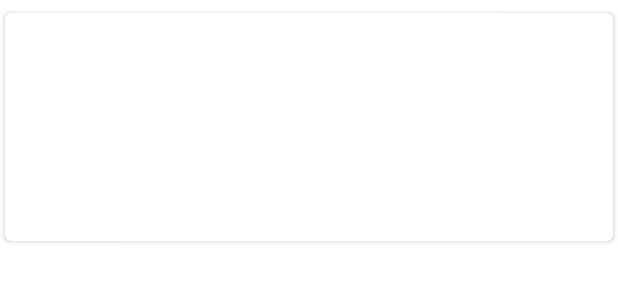
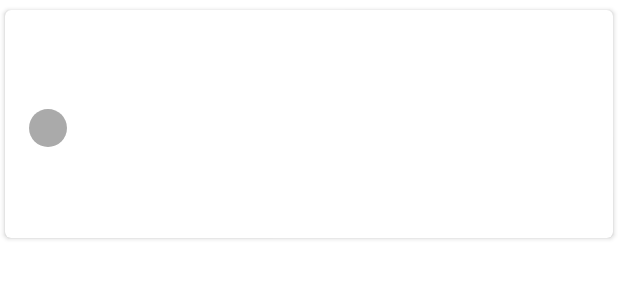
Before and after one commit to CS5520Feinberg/final-project-v2-group-10, an Android app: the layout card_post_in_list_layout.xml on its own in the app's theme, with its tools: preview values and no code run, on a phone screen of 412 x 824 dp. Shown: the top 300 px of the screen. Run offline under Robolectric (Android 15) with nearby library versions, the phone set to English and light mode, and no system bars.

Commit message:
modify list card layout

```diff
--- a/app/src/main/java/edu/northeastern/numad23su_team_v2_group_10_final_project/model/Post.java
+++ b/app/src/main/java/edu/northeastern/numad23su_team_v2_group_10_final_project/model/Post.java
@@ -1,5 +1,6 @@
 package edu.northeastern.numad23su_team_v2_group_10_final_project.model;
 
+import com.google.firebase.Timestamp;
 import com.google.firebase.database.IgnoreExtraProperties;
 import com.google.firebase.database.ServerValue;
 
@@ -18,7 +19,7 @@ public class Post {
     public String text;
     public Double price;
     public Map<String, Long> replies = new HashMap<>();
-    public Long timeStamp;
+    public Timestamp timestamp;
     public Boolean isActive;
     public String postId;
     public Long imgCnt;
--- a/app/src/main/res/drawable/ic_avatar_40dp.xml
+++ b/app/src/main/res/drawable/ic_avatar_40dp.xml
@@ -1,6 +1,6 @@
 <vector xmlns:android="http://schemas.android.com/apk/res/android"
-    android:width="40dp"
-    android:height="40dp"
+    android:width="30dp"
+    android:height="30dp"
     android:viewportWidth="40.0"
     android:viewportHeight="40.0">
     <path
--- /dev/null
+++ b/app/src/main/res/drawable/ic_grey_person_24.xml
@@ -0,0 +1,5 @@
+<vector android:height="24dp" android:tint="#949494"
+    android:viewportHeight="24" android:viewportWidth="24"
+    android:width="24dp" xmlns:android="http://schemas.android.com/apk/res/android">
+    <path android:fillColor="@android:color/white" android:pathData="M12,12c2.21,0 4,-1.79 4,-4s-1.79,-4 -4,-4 -4,1.79 -4,4 1.79,4 4,4zM12,14c-2.67,0 -8,1.34 -8,4v2h16v-2c0,-2.66 -5.33,-4 -8,-4z"/>
+</vector>
--- a/app/src/main/res/layout/card_post_in_list_layout.xml
+++ b/app/src/main/res/layout/card_post_in_list_layout.xml
@@ -1,15 +1,15 @@
 <?xml version="1.0" encoding="utf-8"?>
 <androidx.cardview.widget.CardView xmlns:android="http://schemas.android.com/apk/res/android"
+    xmlns:tools="http://schemas.android.com/tools"
     android:layout_width="match_parent"
     android:layout_height="wrap_content"
     xmlns:app="http://schemas.android.com/apk/res-auto"
     android:elevation="4dp"
     app:cardCornerRadius="4dp"
-    android:layout_marginVertical="4dp"
+    android:layout_marginVertical="2dp"
     app:cardUseCompatPadding="true">
 
     <androidx.constraintlayout.widget.ConstraintLayout
-        xmlns:app="http://schemas.android.com/apk/res-auto"
         android:layout_width="match_parent"
         android:layout_height="wrap_content"
         android:paddingBottom="16dp">
@@ -18,26 +18,51 @@
             android:id="@+id/title_text"
             android:layout_width="0dp"
             android:layout_height="wrap_content"
-            android:layout_marginTop="24dp"
             android:layout_marginStart="16dp"
+            android:layout_marginTop="16dp"
             android:layout_marginEnd="16dp"
             android:textAppearance="@style/TextAppearance.AppCompat.Headline"
             android:textColor="#DE000000"
-            app:layout_constraintTop_toTopOf="parent"
+            app:layout_constraintEnd_toStartOf="@+id/post_image"
             app:layout_constraintStart_toStartOf="parent"
-            app:layout_constraintEnd_toStartOf="@+id/post_image" />
+            app:layout_constraintTop_toTopOf="parent" />
+
+        <ImageView
+            android:id="@+id/avatar_image"
+            android:layout_width="25dp"
+            android:layout_height="25dp"
+            android:layout_marginStart="16dp"
+            android:layout_marginTop="0dp"
+            android:padding="0dp"
+            android:scaleType="centerCrop"
+            app:layout_constraintBottom_toTopOf="@+id/content_text"
+            app:layout_constraintStart_toStartOf="parent"
+            app:layout_constraintTop_toBottomOf="@id/title_text"
+            app:srcCompat="@drawable/ic_avatar_40dp" />
 
         <TextView
-            android:id="@+id/user_id_text"
+            android:id="@+id/user_name_text"
+            android:layout_width="0dp"
+            android:layout_height="wrap_content"
+            android:layout_marginStart="12dp"
+            android:layout_marginTop="0dp"
+            android:layout_marginEnd="12dp"
+            android:textAppearance="@style/TextAppearance.AppCompat.Body2"
+            android:textColor="#DE000000"
+            app:layout_constraintStart_toEndOf="@+id/avatar_image"
+            app:layout_constraintTop_toTopOf="@+id/avatar_image" />
+
+        <TextView
+            android:id="@+id/date_text"
             android:layout_width="0dp"
             android:layout_height="wrap_content"
             android:layout_marginStart="16dp"
-            android:layout_marginEnd="16dp"
-            android:textAppearance="@style/TextAppearance.AppCompat.Body1"
+            android:layout_marginTop="4dp"
+            android:layout_marginEnd="12dp"
+            android:textAppearance="@style/TextAppearance.AppCompat.Body2"
             android:textColor="#8A000000"
-            app:layout_constraintTop_toBottomOf="@+id/title_text"
             app:layout_constraintStart_toStartOf="parent"
-            app:layout_constraintEnd_toStartOf="@+id/post_image" />
+            app:layout_constraintTop_toBottomOf="@+id/user_name_text" />
 
         <TextView
             android:id="@+id/content_text"
@@ -47,9 +72,9 @@
             android:layout_marginEnd="16dp"
             android:textAppearance="@style/TextAppearance.AppCompat.Body1"
             android:textColor="#8A000000"
-            app:layout_constraintTop_toBottomOf="@+id/user_id_text"
+            app:layout_constraintEnd_toStartOf="@+id/post_image"
             app:layout_constraintStart_toStartOf="parent"
-            app:layout_constraintEnd_toStartOf="@+id/post_image" />
+            app:layout_constraintTop_toBottomOf="@+id/date_text" />
 
         <ImageView
             android:id="@+id/post_image"
@@ -57,19 +82,19 @@
             android:layout_height="120dp"
             android:layout_marginTop="16dp"
             android:layout_marginEnd="16dp"
-            app:layout_constraintTop_toTopOf="parent"
-            app:layout_constraintEnd_toEndOf="parent" />
+            app:layout_constraintEnd_toEndOf="parent"
+            app:layout_constraintTop_toTopOf="parent" />
 
         <TextView
+            android:id="@+id/price"
             android:layout_width="wrap_content"
             android:layout_height="wrap_content"
-            android:id="@+id/price"
+            android:layout_marginTop="30dp"
+            android:layout_marginEnd="20dp"
             android:textColor="@color/white"
             android:textSize="20sp"
-            android:layout_marginTop="30dp"
-            android:layout_marginEnd="20dp"
-            app:layout_constraintTop_toTopOf="parent"
-            app:layout_constraintEnd_toEndOf="parent"/>
+            app:layout_constraintEnd_toEndOf="parent"
+            app:layout_constraintTop_toTopOf="parent" />
 
     </androidx.constraintlayout.widget.ConstraintLayout>
 
```
Also changed, not shown: app/src/main/java/edu/northeastern/numad23su_team_v2_group_10_final_project/public_fragments/PostAdapter.java (+54 -3 lines), app/src/main/java/edu/northeastern/numad23su_team_v2_group_10_final_project/public_fragments/PostHolder.java (+6 -2 lines).
